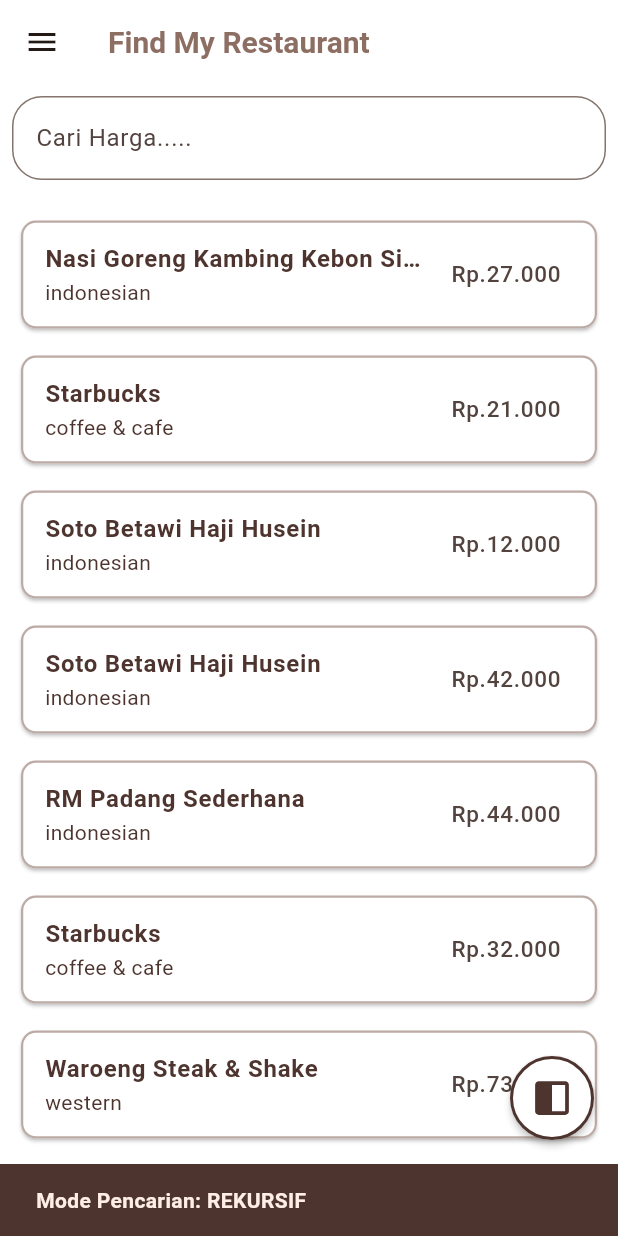
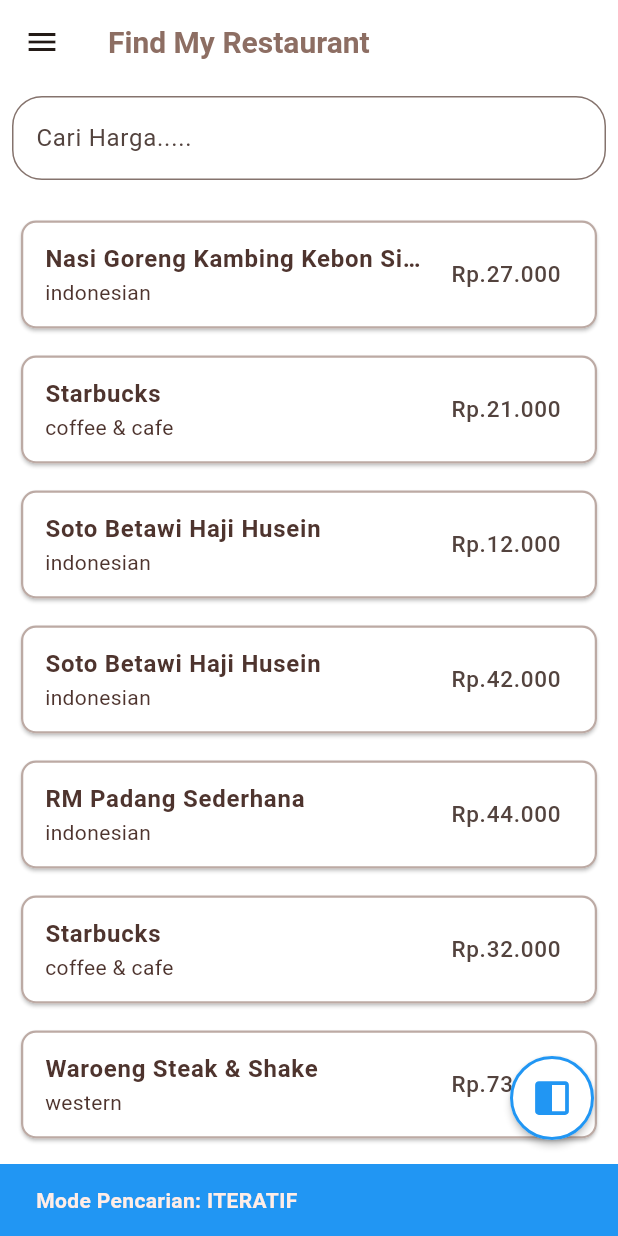
Before and after one commit to MuhammadYaumil1212/myresto, a Flutter app: the screen it shows after launch, after a tap on an icon or button, on a phone screen of 412 x 824 dp. Run offline on Flutter 3.47's test engine with Material 3 defaults, Android fonts, the phone set to English and light mode, and no system bars; our stand-ins replace fl_chart, flutter_svg, sqflite; accounts and stored records are empty.

Commit message:
change mode default

```diff
--- a/lib/home/presentations/pages/home_page.dart
+++ b/lib/home/presentations/pages/home_page.dart
@@ -30,7 +30,7 @@
   List<Restaurant> _allRestaurants = [];
   List<Restaurant> _displayedRestaurants = [];
 
-  int _searchMode = 0;
+  int _searchMode = 2;
 
   bool _isLoading = true;
   String _errorMessage = "";
@@ -89,15 +89,15 @@
     switch (_searchMode) {
       case 0:
         modeText = "ITERATIF";
-        snackBarColor = MyColors.brown300;
+        snackBarColor = Colors.blue;
         break;
       case 1:
         modeText = "REKURSIF";
         snackBarColor = MyColors.brown500;
         break;
       case 2:
-        modeText = "ITERATIF & REKURSIF";
-        snackBarColor = MyColors.brown200;
+        modeText = "BOTH (ITERATIF & REKURSIF)";
+        snackBarColor = Colors.purple;
         break;
     }
 
@@ -209,7 +209,7 @@
           _displayedRestaurants = _allRestaurants.take(_batchSize).toList();
 
           _isLoading = false;
-          _searchMode = 0;
+          _searchMode = 2;
           _hasMore = _allRestaurants.length > _displayedRestaurants.length;
         });
       }
@@ -224,9 +224,9 @@
   }
 
   Color _getFabColor() {
-    if (_searchMode == 0) return MyColors.brown300;
+    if (_searchMode == 0) return Colors.blue;
     if (_searchMode == 1) return MyColors.brown500;
-    return MyColors.brown200;
+    return Colors.purple;
   }
 
   @override
@@ -286,9 +286,6 @@
                 InkWell(
                   onTap: () {
                     _controller.clear();
-                    setState(() {
-                      _displayedRestaurants = _allRestaurants;
-                    });
                     Navigator.of(context).push(
                       MaterialPageRoute(
                         builder: (context) => const RunningTimePage(),
```
